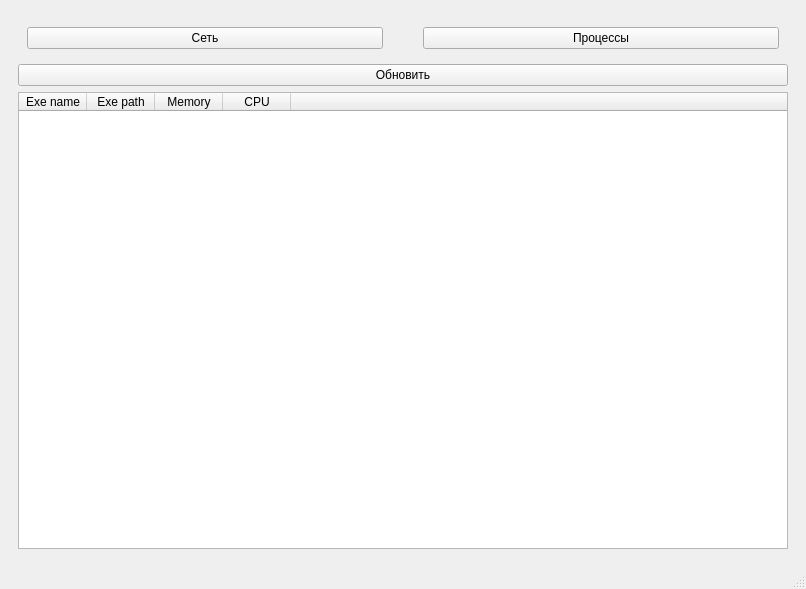
This is mainwindow.ui in Dyehalla/TaskManager as Qt 5 draws it before an edit. The edited form follows.
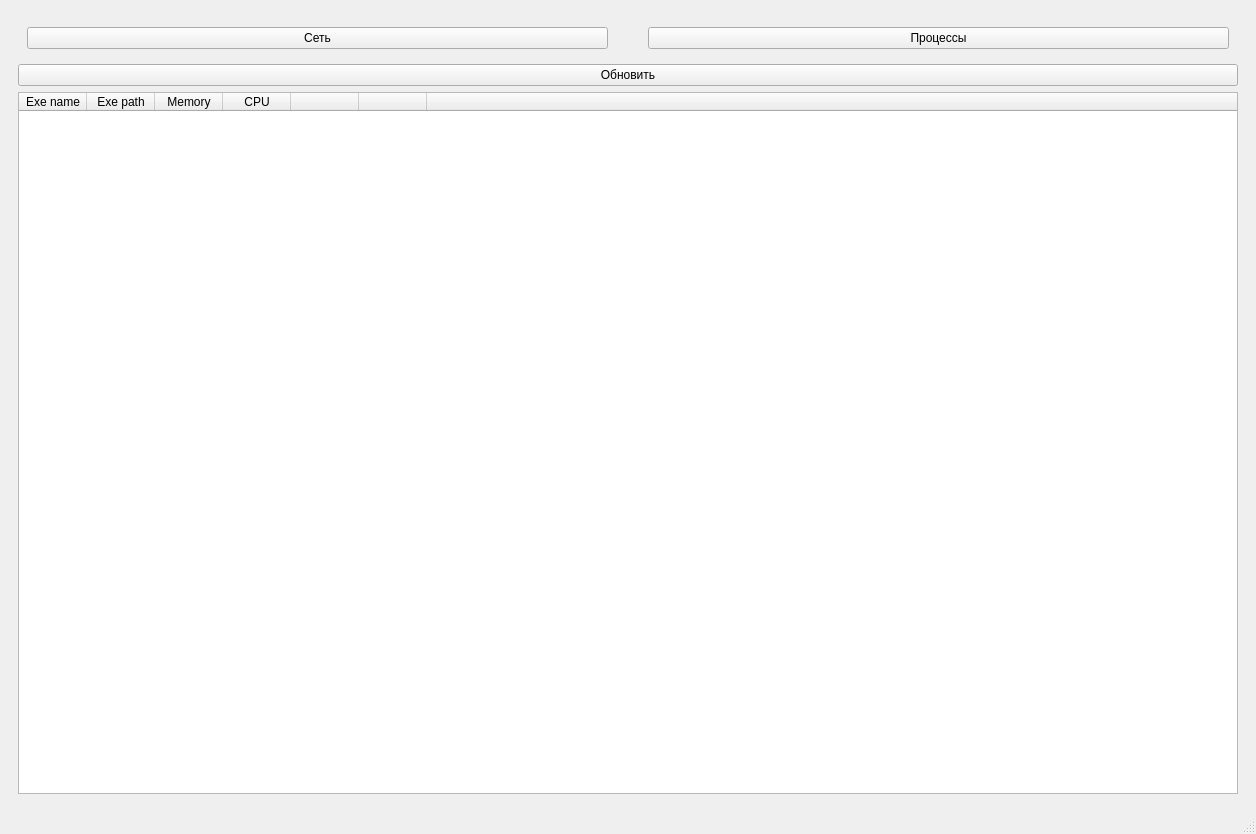
This is the edited form.

Patch:
```diff
--- a/mainwindow.ui
+++ b/mainwindow.ui
@@ -6,8 +6,8 @@
    <rect>
     <x>0</x>
     <y>0</y>
-    <width>806</width>
-    <height>589</height>
+    <width>1256</width>
+    <height>834</height>
    </rect>
   </property>
   <property name="windowTitle">
@@ -71,9 +71,24 @@
          <property name="alternatingRowColors">
           <bool>false</bool>
          </property>
+         <property name="selectionMode">
+          <enum>QAbstractItemView::SelectionMode::SingleSelection</enum>
+         </property>
+         <property name="selectionBehavior">
+          <enum>QAbstractItemView::SelectionBehavior::SelectRows</enum>
+         </property>
+         <property name="textElideMode">
+          <enum>Qt::TextElideMode::ElideNone</enum>
+         </property>
+         <property name="verticalScrollMode">
+          <enum>QAbstractItemView::ScrollMode::ScrollPerPixel</enum>
+         </property>
          <property name="sortingEnabled">
           <bool>false</bool>
          </property>
+         <property name="wordWrap">
+          <bool>false</bool>
+         </property>
          <attribute name="horizontalHeaderDefaultSectionSize">
           <number>68</number>
          </attribute>
@@ -108,6 +123,16 @@
            <string/>
           </property>
          </column>
+         <column>
+          <property name="text">
+           <string/>
+          </property>
+         </column>
+         <column>
+          <property name="text">
+           <string/>
+          </property>
+         </column>
         </widget>
        </item>
       </layout>
```
Left out of the diff: 17 changed lines with no effect on the pictures.
